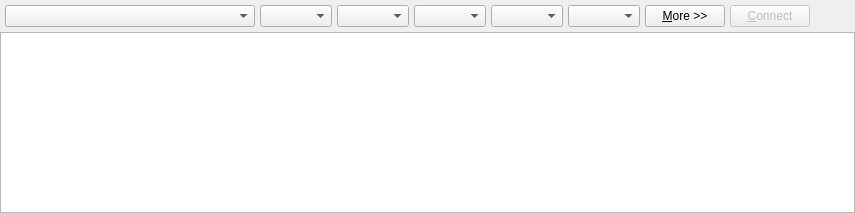
Before: the Qt Designer form src/ui/consoletab.ui in solaristhesun/superterm, drawn with Qt 5.
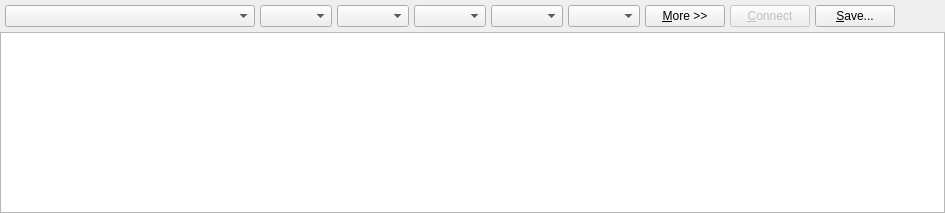
After: the same form once the commit is applied. Custom widgets are drawn as their Qt base class.

What changed in the file:
```diff
--- a/src/ui/consoletab.ui
+++ b/src/ui/consoletab.ui
@@ -6,7 +6,7 @@
    <rect>
     <x>0</x>
     <y>0</y>
-    <width>855</width>
+    <width>945</width>
     <height>213</height>
    </rect>
   </property>
@@ -172,6 +172,13 @@
         </property>
        </widget>
       </item>
+      <item>
+       <widget class="QPushButton" name="btnSave">
+        <property name="text">
+         <string>&amp;Save...</string>
+        </property>
+       </widget>
+      </item>
       <item>
        <spacer name="horizontalSpacer">
         <property name="orientation">
```
Left out of the diff: 17 changed lines with no effect on the pictures.
